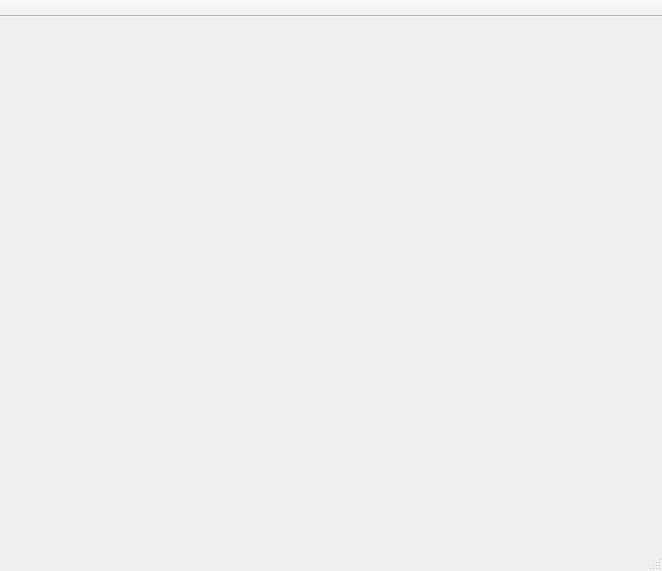
This is src/UKNCBTL.Qt/mainwindow.ui in arma-gast/ukncbtl as Qt 5 draws it before an edit. The edited form follows.
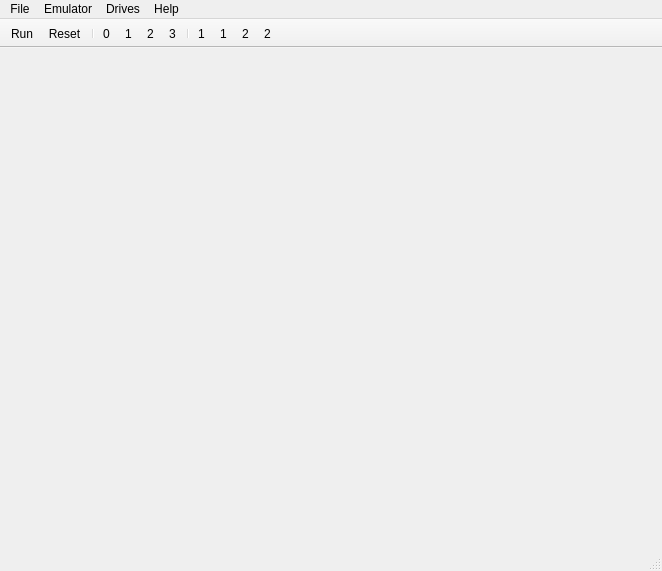
This is the edited form. Icons and pictures are not drawn.

Commit message: [*] QtUkncBtl: menu and toolbar.

```diff
--- a/src/UKNCBTL.Qt/mainwindow.ui
+++ b/src/UKNCBTL.Qt/mainwindow.ui
@@ -23,6 +23,43 @@
      <height>21</height>
     </rect>
    </property>
+   <widget class="QMenu" name="menuFile">
+    <property name="title">
+     <string>File</string>
+    </property>
+    <addaction name="actionFileExit"/>
+   </widget>
+   <widget class="QMenu" name="menuEmulator">
+    <property name="title">
+     <string>Emulator</string>
+    </property>
+    <addaction name="actionEmulatorRun"/>
+    <addaction name="actionEmulatorReset"/>
+   </widget>
+   <widget class="QMenu" name="menuDrives">
+    <property name="title">
+     <string>Drives</string>
+    </property>
+    <addaction name="actionDrivesFloppy0"/>
+    <addaction name="actionDrivesFloppy1"/>
+    <addaction name="actionDrivesFloppy2"/>
+    <addaction name="actionDrivesFloppy3"/>
+    <addaction name="separator"/>
+    <addaction name="actionDrivesCartridge1"/>
+    <addaction name="actionDrivesHard1"/>
+    <addaction name="actionDrivesCartridge2"/>
+    <addaction name="actionDrivesHard2"/>
+   </widget>
+   <widget class="QMenu" name="menuHelp">
+    <property name="title">
+     <string>Help</string>
+    </property>
+    <addaction name="actionHelpAboutQt"/>
+   </widget>
+   <addaction name="menuFile"/>
+   <addaction name="menuEmulator"/>
+   <addaction name="menuDrives"/>
+   <addaction name="menuHelp"/>
   </widget>
   <widget class="QToolBar" name="mainToolBar">
    <property name="movable">
@@ -49,8 +86,177 @@
    <attribute name="toolBarBreak">
     <bool>false</bool>
    </attribute>
+   <addaction name="actionEmulatorRun"/>
+   <addaction name="actionEmulatorReset"/>
+   <addaction name="separator"/>
+   <addaction name="actionDrivesFloppy0"/>
+   <addaction name="actionDrivesFloppy1"/>
+   <addaction name="actionDrivesFloppy2"/>
+   <addaction name="actionDrivesFloppy3"/>
+   <addaction name="separator"/>
+   <addaction name="actionDrivesCartridge1"/>
+   <addaction name="actionDrivesHard1"/>
+   <addaction name="actionDrivesCartridge2"/>
+   <addaction name="actionDrivesHard2"/>
   </widget>
   <widget class="QStatusBar" name="statusBar"/>
+  <action name="actionFileExit">
+   <property name="text">
+    <string>Exit</string>
+   </property>
+  </action>
+  <action name="actionEmulatorRun">
+   <property name="checkable">
+    <bool>true</bool>
+   </property>
+   <property name="icon">
+    <iconset resource="QtUkncBtl.qrc">
+     <normaloff>:/images/iconRun.png</normaloff>:/images/iconRun.png</iconset>
+   </property>
+   <property name="text">
+    <string>Run</string>
+   </property>
+  </action>
+  <action name="actionEmulatorReset">
+   <property name="icon">
+    <iconset resource="QtUkncBtl.qrc">
+     <normaloff>:/images/iconReset.png</normaloff>:/images/iconReset.png</iconset>
+   </property>
+   <property name="text">
+    <string>Reset</string>
+   </property>
+  </action>
+  <action name="actionHelpAboutQt">
+   <property name="text">
+    <string>About Qt</string>
+   </property>
+  </action>
+  <action name="actionDrivesFloppy0">
+   <property name="checkable">
+    <bool>false</bool>
+   </property>
+   <property name="icon">
+    <iconset resource="QtUkncBtl.qrc">
+     <normaloff>:/images/iconFloppySlot.png</normaloff>
+     <normalon>:/images/iconFloppy.png</normalon>:/images/iconFloppySlot.png</iconset>
+   </property>
+   <property name="text">
+    <string>Floppy MZ0:</string>
+   </property>
+   <property name="iconText">
+    <string>0</string>
+   </property>
+  </action>
+  <action name="actionDrivesFloppy1">
+   <property name="checkable">
+    <bool>false</bool>
+   </property>
+   <property name="icon">
+    <iconset resource="QtUkncBtl.qrc">
+     <normaloff>:/images/iconFloppySlot.png</normaloff>
+     <normalon>:/images/iconFloppy.png</normalon>:/images/iconFloppySlot.png</iconset>
+   </property>
+   <property name="text">
+    <string>Floppy MZ1:</string>
+   </property>
+   <property name="iconText">
+    <string>1</string>
+   </property>
+  </action>
+  <action name="actionDrivesFloppy2">
+   <property name="checkable">
+    <bool>false</bool>
+   </property>
+   <property name="icon">
+    <iconset resource="QtUkncBtl.qrc">
+     <normaloff>:/images/iconFloppySlot.png</normaloff>
+     <normalon>:/images/iconFloppy.png</normalon>:/images/iconFloppySlot.png</iconset>
+   </property>
+   <property name="text">
+    <string>Floppy MZ2:</string>
+   </property>
+   <property name="iconText">
+    <string>2</string>
+   </property>
+  </action>
+  <action name="actionDrivesFloppy3">
+   <property name="checkable">
+    <bool>false</bool>
+   </property>
+   <property name="icon">
+    <iconset resource="QtUkncBtl.qrc">
+     <normaloff>:/images/iconFloppySlot.png</normaloff>
+     <normalon>:/images/iconFloppy.png</normalon>:/images/iconFloppySlot.png</iconset>
+   </property>
+   <property name="text">
+    <string>Floppy MZ3:</string>
+   </property>
+   <property name="iconText">
+    <string>3</string>
+   </property>
+  </action>
+  <action name="actionDrivesCartridge1">
+   <property name="checkable">
+    <bool>false</bool>
+   </property>
+   <property name="icon">
+    <iconset resource="QtUkncBtl.qrc">
+     <normaloff>:/images/iconCartridgeSlot.png</normaloff>
+     <normalon>:/images/iconCartridge.png</normalon>:/images/iconCartridgeSlot.png</iconset>
+   </property>
+   <property name="text">
+    <string>Cartridge 1</string>
+   </property>
+   <property name="iconText">
+    <string>1</string>
+   </property>
+  </action>
+  <action name="actionDrivesHard1">
+   <property name="checkable">
+    <bool>false</bool>
+   </property>
+   <property name="icon">
+    <iconset resource="QtUkncBtl.qrc">
+     <normaloff>:/images/iconHddSlot.png</normaloff>:/images/iconHddSlot.png</iconset>
+   </property>
+   <property name="text">
+    <string>Hard Drive 1</string>
+   </property>
+   <property name="iconText">
+    <string>1</string>
+   </property>
+  </action>
+  <action name="actionDrivesCartridge2">
+   <property name="checkable">
+    <bool>false</bool>
+   </property>
+   <property name="icon">
+    <iconset resource="QtUkncBtl.qrc">
+     <normaloff>:/images/iconCartridgeSlot.png</normaloff>
+     <normalon>:/images/iconCartridge.png</normalon>:/images/iconCartridgeSlot.png</iconset>
+   </property>
+   <property name="text">
+    <string>Cartridge 2</string>
+   </property>
+   <property name="iconText">
+    <string>2</string>
+   </property>
+  </action>
+  <action name="actionDrivesHard2">
+   <property name="checkable">
+    <bool>false</bool>
+   </property>
+   <property name="icon">
+    <iconset resource="QtUkncBtl.qrc">
+     <normaloff>:/images/iconHddSlot.png</normaloff>:/images/iconHddSlot.png</iconset>
+   </property>
+   <property name="text">
+    <string>Hard Drive 2</string>
+   </property>
+   <property name="iconText">
+    <string>2</string>
+   </property>
+  </action>
  </widget>
  <layoutdefault spacing="6" margin="11"/>
  <resources/>
```
Left out of the diff: 4 changed lines with no effect on the pictures. The commit also changes 3 other files.
